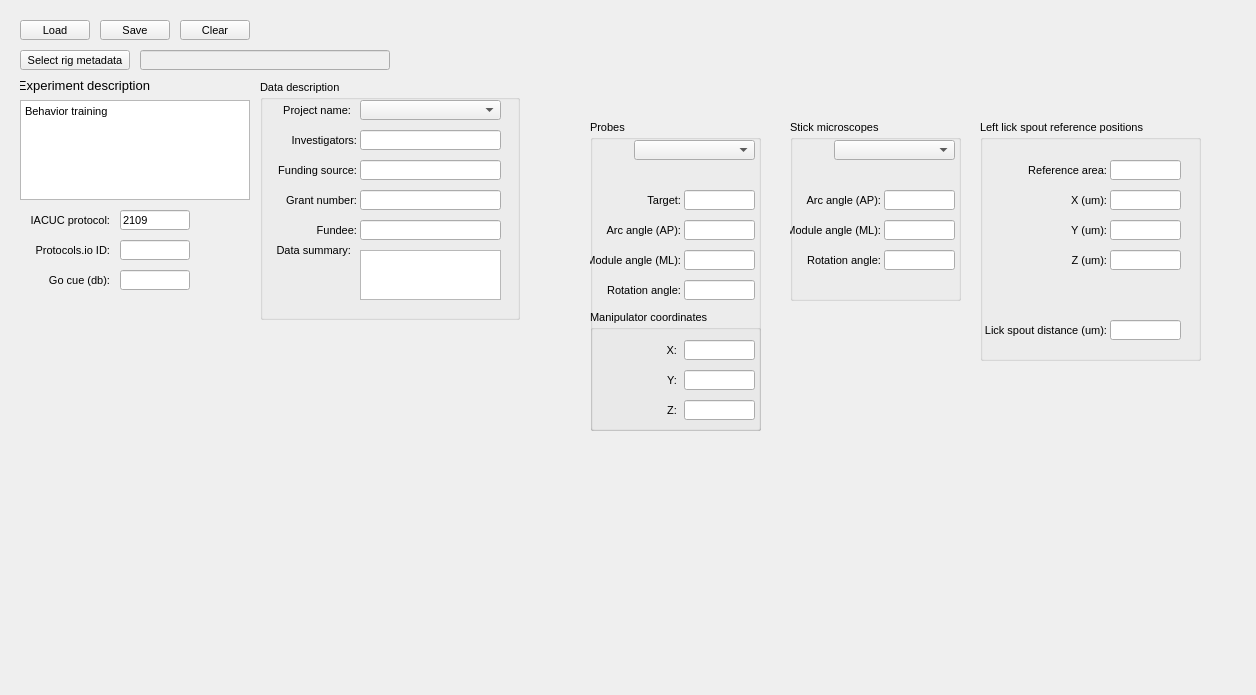
First picture: the form in src/foraging_gui/MetaData.ui, repository AllenNeuralDynamics/dynamic-foraging-task, before the edit.
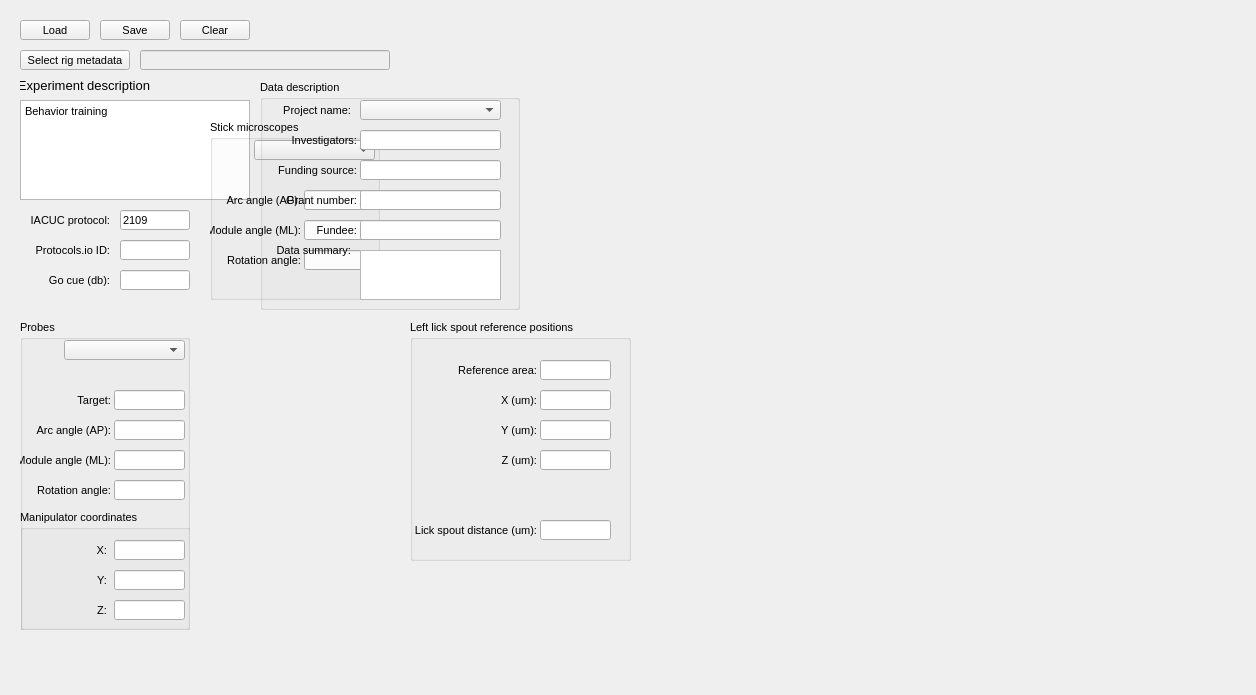
Second picture: the form after the edit.

Patch:
```diff
--- a/src/foraging_gui/MetaData.ui
+++ b/src/foraging_gui/MetaData.ui
@@ -325,10 +325,10 @@
   <widget class="QGroupBox" name="Probes">
    <property name="geometry">
     <rect>
-     <x>590</x>
-     <y>120</y>
-     <width>171</width>
-     <height>311</height>
+     <x>20</x>
+     <y>320</y>
+     <width>170</width>
+     <height>310</height>
     </rect>
    </property>
    <property name="title">
@@ -690,10 +690,10 @@
   <widget class="QGroupBox" name="Microscopes">
    <property name="geometry">
     <rect>
-     <x>790</x>
+     <x>210</x>
      <y>120</y>
-     <width>171</width>
-     <height>181</height>
+     <width>170</width>
+     <height>180</height>
     </rect>
    </property>
    <property name="title">
@@ -869,7 +869,7 @@
      <x>260</x>
      <y>80</y>
      <width>260</width>
-     <height>240</height>
+     <height>230</height>
     </rect>
    </property>
    <property name="title">
@@ -1209,8 +1209,8 @@
   <widget class="QGroupBox" name="groupBox">
    <property name="geometry">
     <rect>
-     <x>980</x>
-     <y>120</y>
+     <x>410</x>
+     <y>320</y>
      <width>221</width>
      <height>241</height>
     </rect>
```
